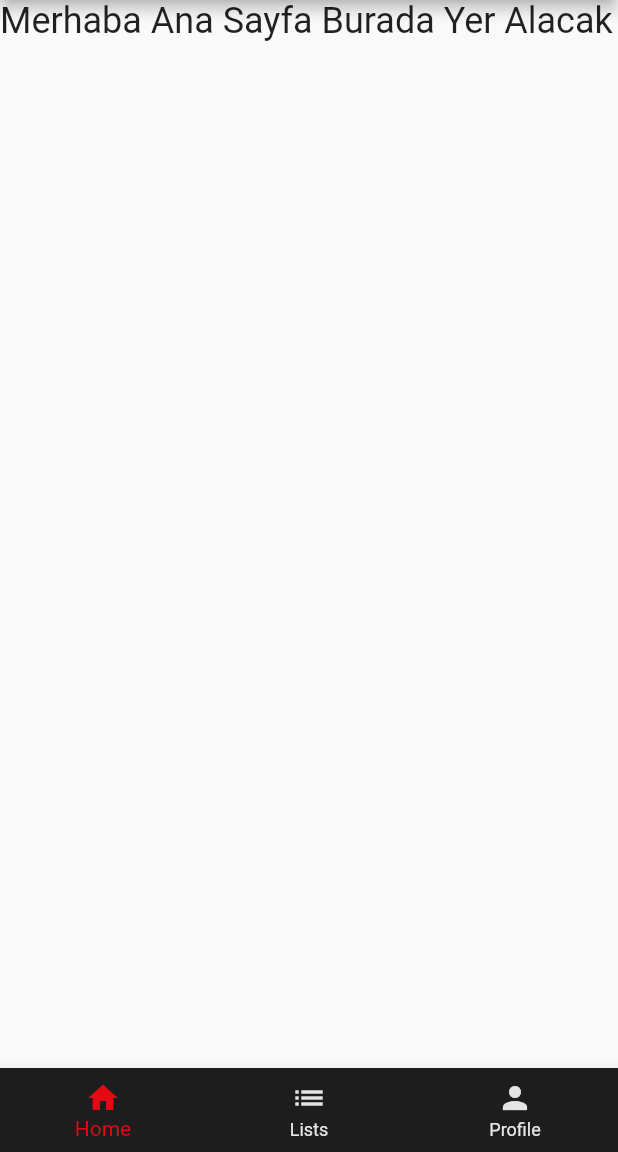
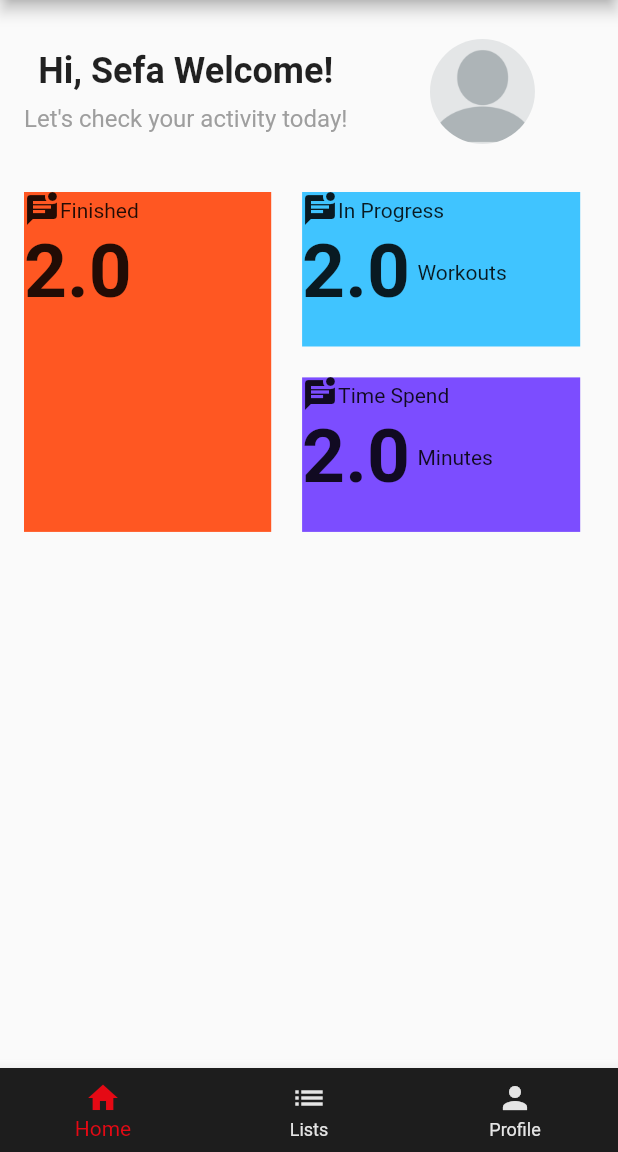
Before and after one commit to YasinSefa15/pain4gain, a Flutter app: the screen it shows after launch, on a phone screen of 412 x 824 dp, the part 84-1236 px from its top. Run offline on Flutter 3.47's test engine with Material 2 defaults, Android fonts, the phone set to English and light mode, and no system bars.

Commit message:
HomePage:trace components, welcome component added

```diff
--- a/lib/AppPage.dart
+++ b/lib/AppPage.dart
@@ -1,7 +1,7 @@
 import 'package:flutter/material.dart';
 import 'package:pain4gain/components/CustomBottomNavigationBar.dart';
 import 'package:pain4gain/pages/home_page/HomePage.dart';
-import 'package:pain4gain/pages/home_page/ListsPage.dart';
+import 'package:pain4gain/pages/ListsPage/ListsPage.dart';
 
 class AppPage extends StatefulWidget {
   const AppPage({Key? key}) : super(key: key);
--- a/lib/components/CustomBottomNavigationBar.dart
+++ b/lib/components/CustomBottomNavigationBar.dart
@@ -1,7 +1,7 @@
 import 'package:flutter/material.dart';
 
 import '../pages/home_page/HomePage.dart';
-import '../pages/home_page/ListsPage.dart';
+import '../pages/ListsPage/ListsPage.dart';
 
 class CustomBottomNavigationBar extends StatefulWidget {
   final int selectedIndex;
--- /dev/null
+++ b/lib/components/home/TraceComponent.dart
@@ -0,0 +1,128 @@
+import 'package:flutter/material.dart';
+
+class TraceComponent extends StatelessWidget {
+  const TraceComponent({Key? key}) : super(key: key);
+
+  @override
+  Widget build(BuildContext context) {
+    double screenWidth = MediaQuery.of(context).size.width;
+
+    return Container(
+        padding: const EdgeInsets.all(16.0),
+        child: Row(
+          //3 ününde olduğu yer
+          children: [
+            Column(
+              children: [
+                CustomTrace(
+                  backgroundColor: Colors.deepOrange,
+                  width: screenWidth * 0.4,
+                  height: screenWidth * 0.55,
+                  title: "Finished",
+                  number: 2,
+                  subText: "",
+                  icon: Icons.mark_unread_chat_alt,
+                ),
+              ],
+            ), //soldaki dik
+            SizedBox(width: screenWidth * 0.05),
+            Column(
+              children: [
+                Column(
+                  //sağdaki yatay altlı üstlü iki yer
+                  children: [
+                    Row(
+                      children: [
+                        CustomTrace(
+                          backgroundColor: Colors.lightBlueAccent,
+                          width: screenWidth * 0.45,
+                          height: screenWidth * 0.25,
+                          title: "In Progress",
+                          number: 2,
+                          subText: "Workouts",
+                          icon: Icons.mark_unread_chat_alt,
+                        ),
+                      ],
+                    ),
+                    SizedBox(height: screenWidth * 0.05),
+                    Row(
+                      children: [
+                        CustomTrace(
+                          backgroundColor: Colors.deepPurpleAccent,
+                          width: screenWidth * 0.45,
+                          height: screenWidth * 0.25,
+                          title: "Time Spend",
+                          number: 2,
+                          subText: "Minutes",
+                          icon: Icons.mark_unread_chat_alt,
+                        )
+                      ],
+                    )
+                  ],
+                )
+              ],
+            )
+          ],
+        ));
+  }
+}
+
+class CustomTrace extends StatefulWidget {
+  final Color backgroundColor;
+  final double width;
+  final double height;
+  final double number;
+  final String title;
+  final String subText;
+  final IconData icon;
+
+  const CustomTrace(
+      {Key? key,
+      required this.backgroundColor,
+      required this.width,
+      required this.height,
+      required this.title,
+      required this.number,
+      required this.subText,
+      required this.icon})
+      : super(key: key);
+
+  @override
+  _CustomTrace createState() => _CustomTrace();
+}
+
+class _CustomTrace extends State<CustomTrace> {
+  @override
+  Widget build(BuildContext context) {
+    return Container(
+      width: widget.width,
+      height: widget.height,
+      color: widget.backgroundColor,
+      child: Column(
+        children: [
+          Row(
+            children: [
+              Icon(widget.icon),
+              Text(widget.title),
+            ],
+          ),
+          Row(
+            children: [
+              Text(
+                widget.number.toString(),
+                style: TextStyle(
+                  fontSize: 50.0,
+                  fontWeight: FontWeight.bold
+                ),
+              ),
+              const SizedBox(
+                width: 5.0,
+              ),
+              Text(widget.subText)
+            ],
+          )
+        ],
+      ),
+    );
+  }
+}
--- /dev/null
+++ b/lib/components/home/WelcomeComponent.dart
@@ -0,0 +1,49 @@
+import 'package:flutter/material.dart';
+
+class WelcomeComponent extends StatelessWidget {
+  const WelcomeComponent({super.key});
+
+  @override
+  Widget build(BuildContext context) {
+    return Container(
+      padding: const EdgeInsets.all(16.0),
+      child: Column(
+        children: [
+          const SizedBox(height: 10.0),
+          Row(
+            mainAxisAlignment: MainAxisAlignment.start,
+            children: [
+              Column(
+                children: const [
+                  Text(
+                    'Hi, Sefa Welcome!',
+                    style: TextStyle(
+                      fontSize: 24.0,
+                      fontWeight: FontWeight.bold,
+                    ),
+                  ),
+                  SizedBox(height: 8.0),
+                  Text(
+                    'Let\'s check your activity today!',
+                    style: TextStyle(
+                      fontSize: 16.0,
+                      color: Colors.grey,
+                    ),
+                  ),
+                ],
+              ),
+              const SizedBox(width: 55.0),
+              const ClipOval(
+                child: Image(
+                  image: AssetImage('assets/default_user_avatar.png'),
+                  width: 70.0,
+                  fit: BoxFit.cover,
+                ),
+              )
+            ],
+          ),
+        ],
+      ),
+    );
+  }
+}
--- a/lib/main.dart
+++ b/lib/main.dart
@@ -1,6 +1,5 @@
 import 'package:flutter/material.dart';
 import 'package:pain4gain/AppPage.dart';
-import 'package:pain4gain/pages/home_page/HomePage.dart';
 
 void main() {
   runApp(const MyApp());
@@ -13,9 +12,8 @@ class MyApp extends StatelessWidget {
   Widget build(BuildContext context) {
     return const MaterialApp(
       title: 'Pain4Gain',
-      home: AppPage(),
+      home: SafeArea(child: AppPage()),
       debugShowCheckedModeBanner: false,
-
     );
   }
 }
--- a/lib/pages/home_page/HomePage.dart
+++ b/lib/pages/home_page/HomePage.dart
@@ -1,6 +1,7 @@
 import 'package:flutter/material.dart';
-import 'package:pain4gain/components/CustomBottomNavigationBar.dart';
-import 'package:pain4gain/pages/home_page/ListsPage.dart';
+import 'package:pain4gain/components/home/WelcomeComponent.dart';
+
+import '../../components/home/TraceComponent.dart';
 
 class HomePage extends StatefulWidget {
   const HomePage({Key? key}) : super(key: key);
@@ -12,12 +13,9 @@ class HomePage extends StatefulWidget {
 class _HomePageState extends State<HomePage> {
   @override
   Widget build(BuildContext context) {
-    return const Scaffold(
-      body: SafeArea(
-        child: Text(
-          'Merhaba Ana Sayfa Burada Yer Alacak',
-          style: TextStyle(fontSize: 24),
-        ),
+    return Scaffold(
+      body: Column(
+        children: const [WelcomeComponent(), TraceComponent()],
       ),
     );
   }
--- a/pubspec.yaml
+++ b/pubspec.yaml
@@ -33,6 +33,9 @@ dependencies:
     sdk: flutter
 
 
+
+
+
   # The following adds the Cupertino Icons font to your application.
   # Use with the CupertinoIcons class for iOS style icons.
   cupertino_icons: ^1.0.2
@@ -60,7 +63,8 @@ flutter:
   uses-material-design: true
 
   # To add assets to your application, add an assets section, like this:
-  # assets:
+  assets:
+    - assets/
   #   - images/a_dot_burr.jpeg
   #   - images/a_dot_ham.jpeg
 
```
Also changed, not shown: assets/default_user_avatar.png (added), lib/pages/ListsPage/ListsPage.dart (renamed from lib/pages/home_page/ListsPage.dart).
